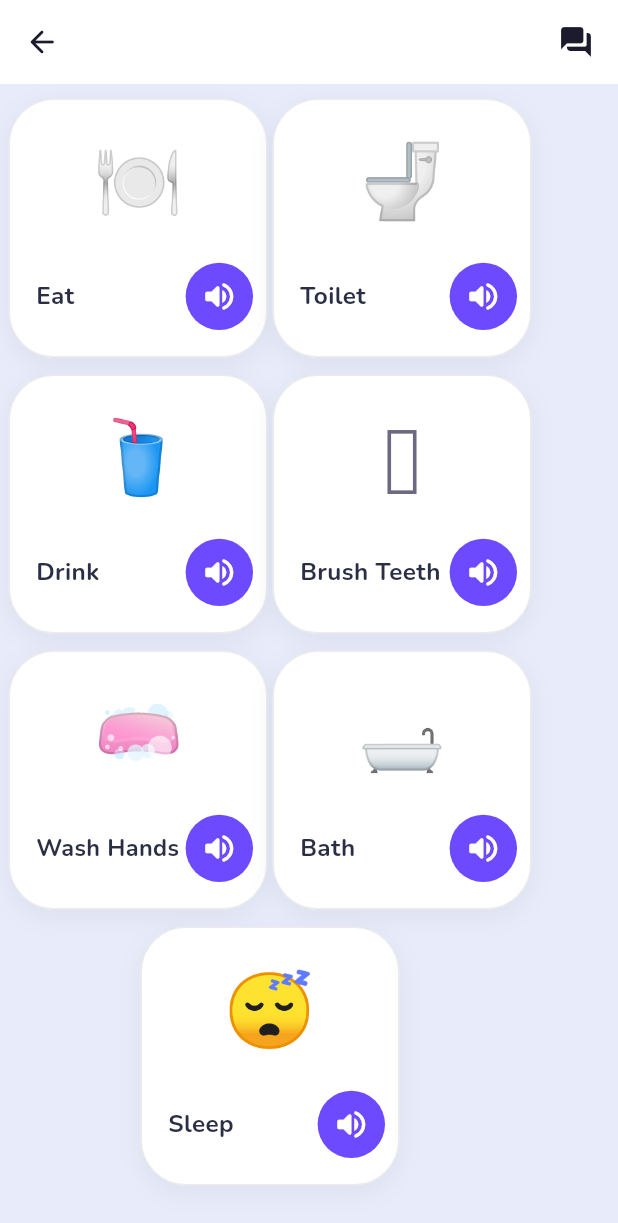
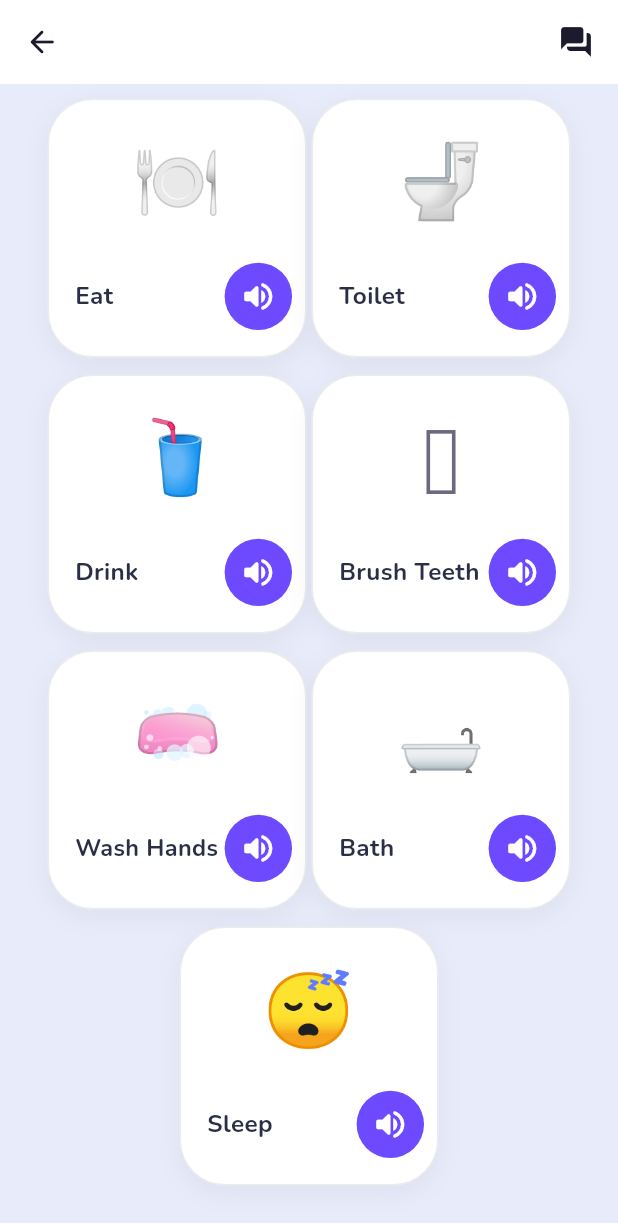
Before and after one commit to Shoxjahon001/flexikeys, a Flutter app: the AacCardGridScreen screen opened directly with empty values, on a phone screen of 412 x 824 dp. Shown: the top 1223 px of the screen. Run offline on Flutter 3.47's test engine with Material 3 defaults, Android fonts, the phone set to English and light mode, and no system bars; our stand-ins replace audioplayers, drift, fl_chart, flutter_riverpod, flutter_secure_storage, go_router and 4 more; missing offline and left inert: record; accounts and stored records are empty; generated files the repository leaves out were written again; statements that could not run were skipped.

Commit message:
AAC card grid: fix cards hugging the left edge instead of centering
Real bug: SingleChildScrollView gives its child loose (not tight)
cross-axis constraints, so the Wrap shrinks to fit its own content
instead of filling the screen width. WrapAlignment.center then only
centers within that already-shrunk box (a no-op once the box is
exactly as wide as its content) — the scroll view left-aligns the
narrower block by default, so cards hugged the left edge with all the
leftover space pushed to the right. Wrapping in Center forces it to
actually center against the full screen width. Verified with a
screenshot showing equal margins on both sides.

Co-Authored-By: Claude Sonnet 5 <noreply@anthropic.com>

```diff
--- a/lib/features/aac/presentation/aac_card_grid_screen.dart
+++ b/lib/features/aac/presentation/aac_card_grid_screen.dart
@@ -97,8 +97,7 @@ class _AacCardGridScreenState extends State<AacCardGridScreen> {
       Navigator.push(
         context,
         MaterialPageRoute(
-          builder: (_) =>
-              AacFringeScreen(card: card),
+          builder: (_) => AacFringeScreen(card: card),
         ),
       );
       return;
@@ -190,6 +189,18 @@ class _AacCardGridScreenState extends State<AacCardGridScreen> {
                   return SingleChildScrollView(
                     padding: const EdgeInsets.symmetric(
                         horizontal: horizontalPadding, vertical: AppSpacing.lg),
+                    // Center, not just Wrap's own `alignment: center` —
+                    // SingleChildScrollView gives its child loose (not
+                    // tight) cross-axis constraints, so Wrap shrinks to fit
+                    // its own content instead of filling the screen width.
+                    // WrapAlignment.center then only centers within that
+                    // already-shrunk box (a no-op once it's exactly as wide
+                    // as its content), and the scroll view left-aligns the
+                    // whole narrower block by default — cards hugging the
+                    // left edge with all the leftover space pushed to the
+                    // right, exactly the reported bug. Center forces the
+                    // Wrap to actually center against the full width.
+                    child: Center(
                       child: Wrap(
                         spacing: gap,
                         runSpacing: AacSizes.gridGapAdvanced,
@@ -218,10 +229,10 @@ class _AacCardGridScreenState extends State<AacCardGridScreen> {
                               language: _language,
                               isDeviceFile: card.isCustom,
                             ),
-                          speakLabel:
-                              AacStrings.of(_language).speakTooltip,
+                            speakLabel: AacStrings.of(_language).speakTooltip,
                           );
                         }).toList(),
+                      ),
                     ),
                   );
                 },
```
Lines whose indentation alone changed are shown as unchanged.
